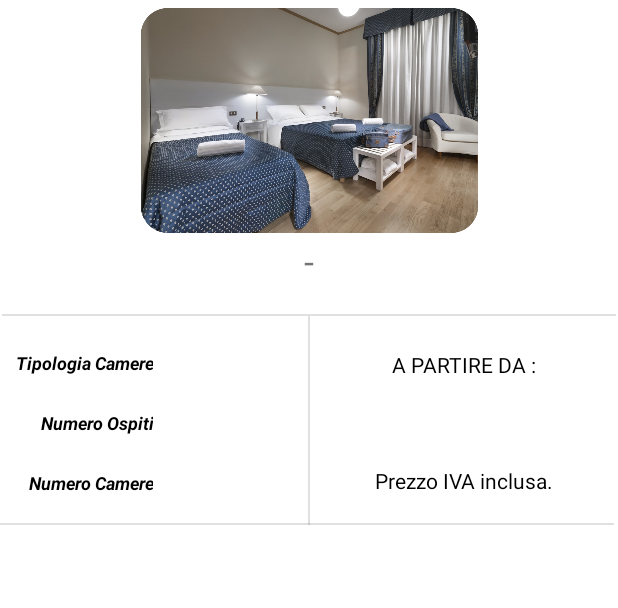
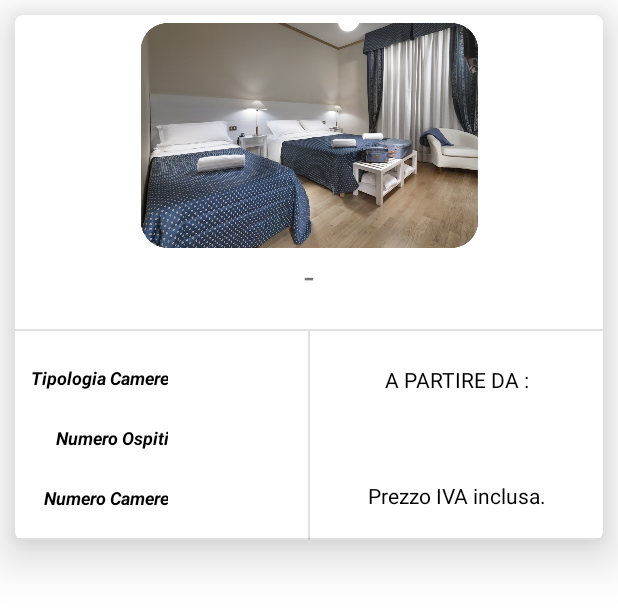
Before and after one commit to MaxQuello/SeasonApp, an Android app: the layout card_view_offerte.xml on its own in the app's theme, with its tools: preview values and no code run, on a phone screen of 412 x 824 dp. Shown: the top 608 px of the screen. Run offline under Robolectric (Android 15) with nearby library versions, the phone set to English and light mode, and no system bars.

Commit message:
Cardview più carina

```diff
--- a/app/src/main/res/layout/card_view_offerte.xml
+++ b/app/src/main/res/layout/card_view_offerte.xml
@@ -1,7 +1,15 @@
 <?xml version="1.0" encoding="utf-8"?>
-<androidx.constraintlayout.widget.ConstraintLayout xmlns:android="http://schemas.android.com/apk/res/android"
+<androidx.cardview.widget.CardView xmlns:android="http://schemas.android.com/apk/res/android"
     xmlns:app="http://schemas.android.com/apk/res-auto"
     xmlns:tools="http://schemas.android.com/tools"
+    android:layout_width="match_parent"
+    android:layout_height="350dp"
+    android:layout_margin="10dp"
+    app:cardCornerRadius="5dp"
+    app:cardElevation="20dp"
+    app:layout_scrollFlags="snapMargins">
+
+    <androidx.constraintlayout.widget.ConstraintLayout
         android:layout_width="match_parent"
         android:layout_height="350dp"
         app:layout_scrollFlags="snapMargins">
@@ -199,3 +207,5 @@
             tools:layout_editor_absoluteX="1dp" />
 
     </androidx.constraintlayout.widget.ConstraintLayout>
+
+</androidx.cardview.widget.CardView>
```
Lines whose indentation alone changed are shown as unchanged.
